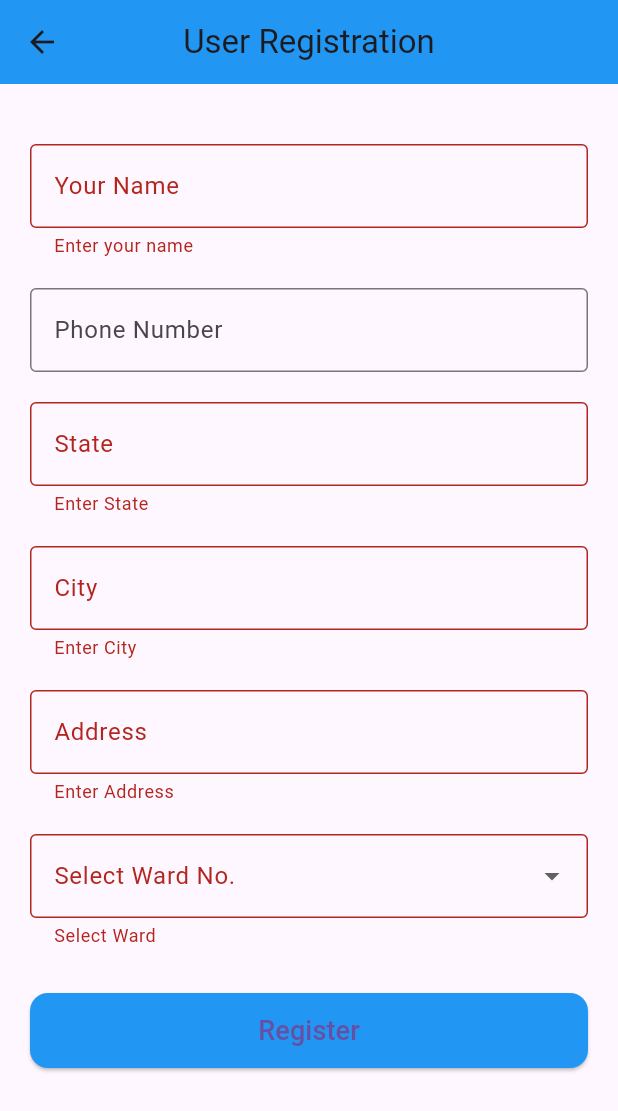
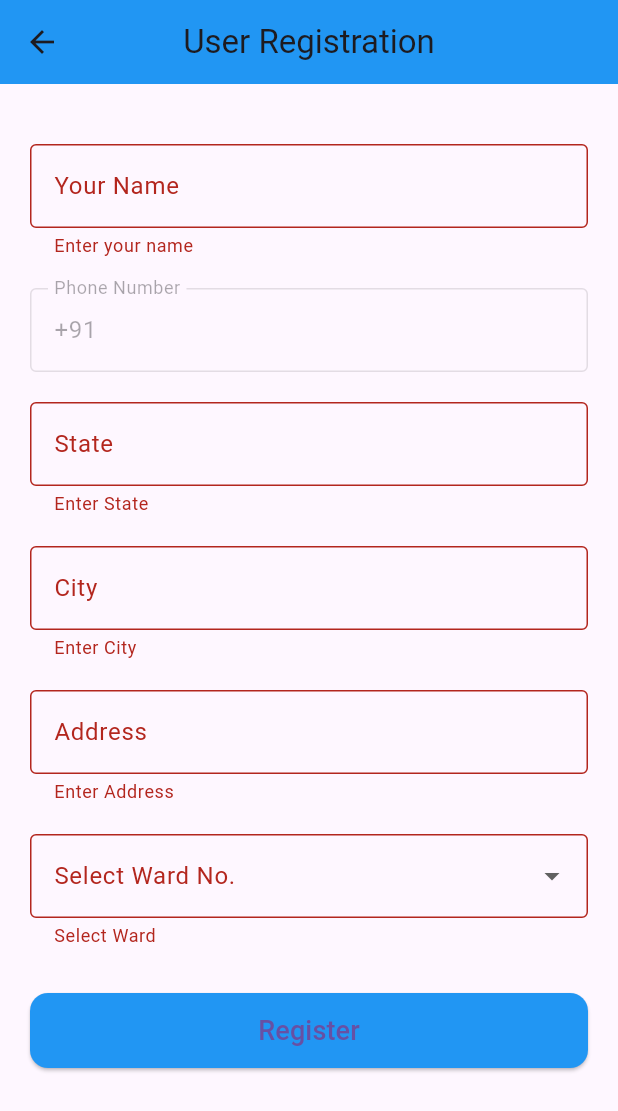
Before and after one commit to rana-shekhar/SmartMuncipal, a Flutter app: the RegistrationScreen screen opened directly, after a tap on "Register", on a phone screen of 412 x 824 dp. Shown: the top 1111 px of the screen. Run offline on Flutter 3.47's test engine with Material 3 defaults, Android fonts, the phone set to English and light mode, and no system bars; our stand-ins replace cloud_firestore, firebase_auth, firebase_core; accounts and stored records are empty; network calls fail.

Commit message:
Add DataProvider for state management and update registration flow

```diff
--- a/lib/login_page_second.dart
+++ b/lib/login_page_second.dart
@@ -1,6 +1,8 @@
 import 'package:flutter/material.dart';
 import 'package:firebase_auth/firebase_auth.dart';
 import 'package:flutter_application_1/otp_page.dart';
+import 'package:flutter_application_1/providers/data_provider.dart';
+import 'package:provider/provider.dart';
 
 class LoginPageSecond extends StatefulWidget {
   const LoginPageSecond({super.key});
@@ -65,6 +67,7 @@ class _LoginPageSecondState extends State<LoginPageSecond> {
                   height: 50,
                   child: ElevatedButton(
                     onPressed: () async {
+                      context.read<DataProvider>().updateText(phoneController.text);
                       if (formKey.currentState!.validate()) {
                         await FirebaseAuth.instance.verifyPhoneNumber(
                           phoneNumber: '+91${phoneController.text}',
--- a/lib/otp_page.dart
+++ b/lib/otp_page.dart
@@ -80,7 +80,7 @@ class _OtpPageState extends State<OtpPage> {
                     Navigator.push(
                         context,
                         MaterialPageRoute(
-                            builder: (context) => RegistrationScreen()));
+                            builder: (context) => const RegistrationScreen()));
                   }
                 } catch (e) {
                   print("Invalid OTP: $e");
--- /dev/null
+++ b/lib/providers/data_provider.dart
@@ -0,0 +1,10 @@
+import 'package:flutter/material.dart';
+
+class DataProvider extends ChangeNotifier {
+  String text = '';
+
+  void updateText(String newText) {
+    text = newText;
+    notifyListeners();
+  }
+}
--- a/lib/register_page.dart
+++ b/lib/register_page.dart
@@ -4,6 +4,8 @@ import 'package:flutter/material.dart';
 import 'package:cloud_firestore/cloud_firestore.dart';
 import 'package:flutter_application_1/home_screen.dart';
 import 'package:flutter_application_1/model/data.dart';
+import 'package:flutter_application_1/providers/data_provider.dart';
+import 'package:provider/provider.dart';
 
 class RegistrationScreen extends StatefulWidget {
 
@@ -22,6 +24,7 @@ class _RegistrationScreenState extends State<RegistrationScreen> {
   TextEditingController cityController = TextEditingController();
   TextEditingController addressController = TextEditingController();
   String? selectedWard;
+
   @override
   void initState() {
     super.initState();
@@ -45,15 +48,15 @@ class _RegistrationScreenState extends State<RegistrationScreen> {
       await FirebaseFirestore.instance.collection("users").add(user.toMap());
 
       ScaffoldMessenger.of(context).showSnackBar(
-        SnackBar(content: Text("🎯 Registration Successful")),
+        const SnackBar(content: Text("🎯 Registration Successful")),
       );
 
       showDialog(
         context: context,
         builder: (context) {
           return AlertDialog(
-            title: Text("🎉 Hurray!"),
-            content: Text("You're now registered 🥳"),
+            title: const Text("🎉 Hurray!"),
+            content: const Text("You're now registered 🥳"),
             actions: [
               TextButton(
                 onPressed: () {
@@ -63,7 +66,7 @@ class _RegistrationScreenState extends State<RegistrationScreen> {
                     MaterialPageRoute(builder: (context) => const HomeScreen()),
                   );
                 },
-                child: Text("OK"),
+                child: const Text("OK"),
               ),
             ],
           );
@@ -76,9 +79,10 @@ class _RegistrationScreenState extends State<RegistrationScreen> {
 
   @override
   Widget build(BuildContext context) {
+   phoneController.text =  '+91${context.read<DataProvider>().text}';
     return Scaffold(
       appBar: AppBar(
-        title: Text("User Registration"),
+        title: const Text("User Registration"),
         backgroundColor: Colors.blue,
         centerTitle: true,
       ),
@@ -91,7 +95,7 @@ class _RegistrationScreenState extends State<RegistrationScreen> {
               const SizedBox(height: 20),
               TextFormField(
                 controller: nameController,
-                decoration: InputDecoration(
+                decoration: const InputDecoration(
                   labelText: "Your Name",
                   border: OutlineInputBorder(),
                 ),
@@ -99,9 +103,9 @@ class _RegistrationScreenState extends State<RegistrationScreen> {
               ),
               const SizedBox(height: 20),
               TextFormField(
-                controller: phoneController,
-                enabled: true,
-                decoration: InputDecoration(
+                controller:  phoneController,
+                enabled: false,
+                decoration: const InputDecoration(
                   labelText: "Phone Number",
                   border: OutlineInputBorder(),
                 ),
@@ -109,7 +113,7 @@ class _RegistrationScreenState extends State<RegistrationScreen> {
               const SizedBox(height: 20),
               TextFormField(
                 controller: stateController,
-                decoration: InputDecoration(
+                decoration: const InputDecoration(
                   labelText: "State",
                   border: OutlineInputBorder(),
                 ),
@@ -118,7 +122,7 @@ class _RegistrationScreenState extends State<RegistrationScreen> {
               const SizedBox(height: 20),
               TextFormField(
                 controller: cityController,
-                decoration: InputDecoration(
+                decoration: const InputDecoration(
                   labelText: "City",
                   border: OutlineInputBorder(),
                 ),
@@ -127,7 +131,7 @@ class _RegistrationScreenState extends State<RegistrationScreen> {
               const SizedBox(height: 20),
               TextFormField(
                 controller: addressController,
-                decoration: InputDecoration(
+                decoration: const InputDecoration(
                   labelText: "Address",
                   border: OutlineInputBorder(),
                 ),
@@ -140,7 +144,7 @@ class _RegistrationScreenState extends State<RegistrationScreen> {
                     .map((ward) =>
                         DropdownMenuItem(value: ward, child: Text(ward)))
                     .toList(),
-                decoration: InputDecoration(
+                decoration: const InputDecoration(
                   labelText: "Select Ward No.",
                   border: OutlineInputBorder(),
                 ),
@@ -152,7 +156,7 @@ class _RegistrationScreenState extends State<RegistrationScreen> {
                 onPressed: registerUser,
                 style: ElevatedButton.styleFrom(
                   backgroundColor: Colors.blue,
-                  minimumSize: Size(double.infinity, 50),
+                  minimumSize: const Size(double.infinity, 50),
                   shape: RoundedRectangleBorder(
                     borderRadius: BorderRadius.circular(12),
                   ),
--- a/pubspec.yaml
+++ b/pubspec.yaml
@@ -34,6 +34,7 @@ dependencies:
   firebase_core: ^3.12.1
   firebase_auth: ^5.5.1
   cloud_firestore: ^5.6.5
+  provider: ^6.1.2
 
 
 
```
Also changed, not shown: lib/main.dart (+8 -1 lines), pubspec.lock.
